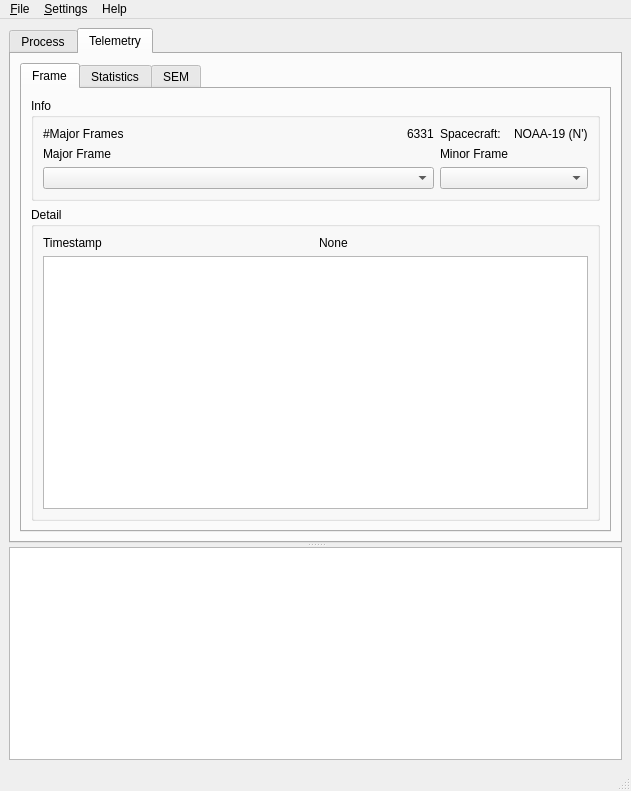
First picture: the form in src/gui/qtDesigner/Main.ui, repository Xeratec/NOAA-DSB, before the edit.
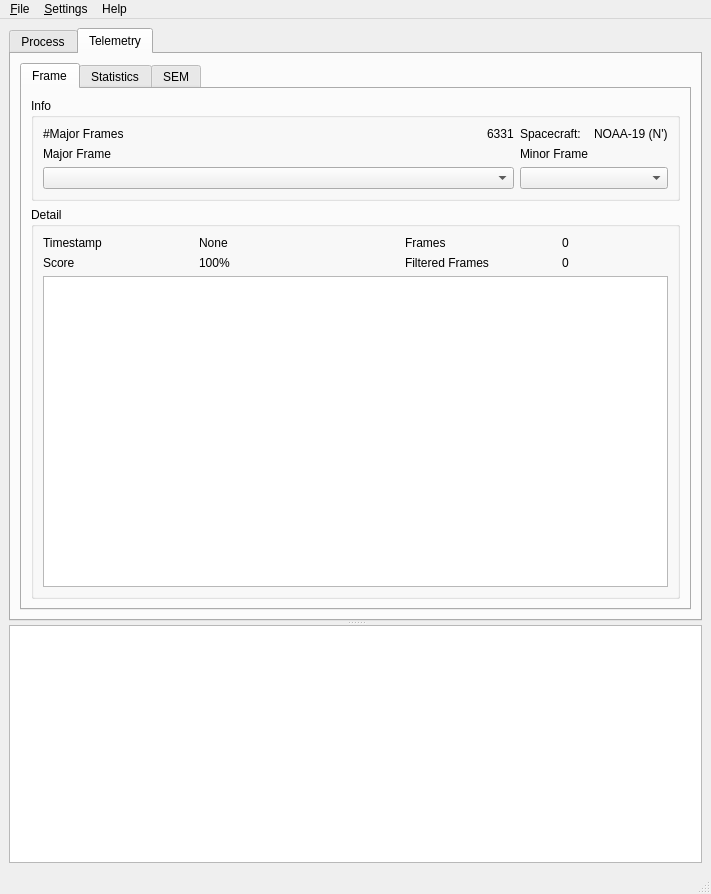
Second picture: the form after the edit.

Diff of the .ui file:
```diff
--- a/src/gui/qtDesigner/Main.ui
+++ b/src/gui/qtDesigner/Main.ui
@@ -6,8 +6,8 @@
    <rect>
     <x>0</x>
     <y>0</y>
-    <width>631</width>
-    <height>791</height>
+    <width>711</width>
+    <height>894</height>
    </rect>
   </property>
   <property name="windowTitle">
@@ -430,7 +430,7 @@
          <string>Telemetry</string>
         </attribute>
         <layout class="QGridLayout" name="gridLayout_4">
-         <item row="0" column="0">
+         <item row="1" column="0">
           <layout class="QVBoxLayout" name="vlTelemetry" stretch="0">
            <item>
             <widget class="QTabWidget" name="twTelemetry">
@@ -447,49 +447,49 @@
                  <property name="title">
                   <string>Info</string>
                  </property>
-                 <layout class="QGridLayout" name="gridLayout_10" rowstretch="0,0,0,0,0,0" columnstretch="3,0,0,0">
-                  <item row="2" column="0">
+                 <layout class="QGridLayout" name="gridLayout_10" rowstretch="0,0,0,0,0,0,0" columnstretch="3,0,0,0">
+                  <item row="3" column="0">
                    <widget class="QLabel" name="lFrameMajorFrame_2">
                     <property name="text">
                      <string>Major Frame</string>
                     </property>
                    </widget>
                   </item>
-                  <item row="2" column="2">
+                  <item row="3" column="2">
                    <widget class="QLabel" name="lFrameMinorFrame">
                     <property name="text">
                      <string>Minor Frame</string>
                     </property>
                    </widget>
                   </item>
-                  <item row="0" column="2">
+                  <item row="1" column="2">
                    <widget class="QLabel" name="lFrameSpacecraft">
                     <property name="text">
                      <string>Spacecraft:</string>
                     </property>
                    </widget>
                   </item>
-                  <item row="3" column="0" colspan="2">
+                  <item row="4" column="0" colspan="2">
                    <widget class="QComboBox" name="cbFrameMajorFrame"/>
                   </item>
-                  <item row="0" column="0">
+                  <item row="1" column="0">
                    <widget class="QLabel" name="lFrameMajorFrame">
                     <property name="text">
                      <string>#Major Frames</string>
                     </property>
                    </widget>
                   </item>
-                  <item row="0" column="3">
+                  <item row="1" column="3">
                    <widget class="QLabel" name="lFrameSpacecraftID">
                     <property name="text">
                      <string>NOAA-19 (N')</string>
                     </property>
                    </widget>
                   </item>
-                  <item row="3" column="2" colspan="2">
+                  <item row="4" column="2" colspan="2">
                    <widget class="QComboBox" name="cbFrameMinorFrame"/>
                   </item>
-                  <item row="0" column="1">
+                  <item row="1" column="1">
                    <widget class="QLabel" name="lFrameMajorFrameNum">
                     <property name="text">
                      <string>6331</string>
@@ -504,7 +504,10 @@
                  <property name="title">
                   <string>Detail</string>
                  </property>
-                 <layout class="QGridLayout" name="gridLayout_5">
+                 <layout class="QGridLayout" name="gridLayout_5" columnstretch="3,2,3,2,0" columnminimumwidth="0,200,0,0,0">
+                  <property name="sizeConstraint">
+                   <enum>QLayout::SetDefaultConstraint</enum>
+                  </property>
                   <item row="0" column="0">
                    <widget class="QLabel" name="lFrameTimestampText">
                     <property name="text">
@@ -512,6 +515,20 @@
                     </property>
                    </widget>
                   </item>
+                  <item row="1" column="1">
+                   <widget class="QLabel" name="lFrameScore">
+                    <property name="text">
+                     <string>100%</string>
+                    </property>
+                   </widget>
+                  </item>
+                  <item row="1" column="0">
+                   <widget class="QLabel" name="lFrameScoreText">
+                    <property name="text">
+                     <string>Score</string>
+                    </property>
+                   </widget>
+                  </item>
                   <item row="0" column="1">
                    <widget class="QLabel" name="lFrameTimestamp">
                     <property name="text">
@@ -519,8 +536,53 @@
                     </property>
                    </widget>
                   </item>
-                  <item row="3" column="0" colspan="2">
-                   <widget class="QTableView" name="tvFrameDetail"/>
+                  <item row="4" column="0" colspan="5">
+                   <widget class="QTextBrowser" name="textFrame">
+                    <property name="font">
+                     <font>
+                      <family>Bitstream Vera Sans Mono</family>
+                      <pointsize>10</pointsize>
+                     </font>
+                    </property>
+                    <property name="lineWrapMode">
+                     <enum>QTextEdit::NoWrap</enum>
+                    </property>
+                    <property name="html">
+                     <string>&lt;!DOCTYPE HTML PUBLIC &quot;-//W3C//DTD HTML 4.0//EN&quot; &quot;http://www.w3.org/TR/REC-html40/strict.dtd&quot;&gt;
+&lt;html&gt;&lt;head&gt;&lt;meta name=&quot;qrichtext&quot; content=&quot;1&quot; /&gt;&lt;style type=&quot;text/css&quot;&gt;
+p, li { white-space: pre-wrap; }
+&lt;/style&gt;&lt;/head&gt;&lt;body style=&quot; font-family:'Bitstream Vera Sans Mono'; font-size:10pt; font-weight:400; font-style:normal;&quot;&gt;
+&lt;p style=&quot;-qt-paragraph-type:empty; margin-top:0px; margin-bottom:0px; margin-left:0px; margin-right:0px; -qt-block-indent:0; text-indent:0px; font-family:'Bitstream Vera Sans'; font-size:12pt;&quot;&gt;&lt;br /&gt;&lt;/p&gt;&lt;/body&gt;&lt;/html&gt;</string>
+                    </property>
+                   </widget>
+                  </item>
+                  <item row="0" column="2">
+                   <widget class="QLabel" name="lFrameFramesText">
+                    <property name="text">
+                     <string>Frames</string>
+                    </property>
+                   </widget>
+                  </item>
+                  <item row="1" column="2">
+                   <widget class="QLabel" name="lFrameFilteredText">
+                    <property name="text">
+                     <string>Filtered Frames</string>
+                    </property>
+                   </widget>
+                  </item>
+                  <item row="1" column="3">
+                   <widget class="QLabel" name="lFrameFiltered">
+                    <property name="text">
+                     <string>0</string>
+                    </property>
+                   </widget>
+                  </item>
+                  <item row="0" column="3">
+                   <widget class="QLabel" name="lFrameFrames">
+                    <property name="text">
+                     <string>0</string>
+                    </property>
+                   </widget>
                   </item>
                  </layout>
                 </widget>
@@ -555,6 +617,18 @@
        </widget>
       </widget>
       <widget class="QPlainTextEdit" name="tbProcess">
+       <property name="enabled">
+        <bool>true</bool>
+       </property>
+       <property name="font">
+        <font>
+         <family>Bitstream Vera Sans Mono</family>
+         <pointsize>10</pointsize>
+         <weight>50</weight>
+         <italic>false</italic>
+         <bold>false</bold>
+        </font>
+       </property>
        <property name="readOnly">
         <bool>true</bool>
        </property>
@@ -571,7 +645,7 @@
     <rect>
      <x>0</x>
      <y>0</y>
-     <width>631</width>
+     <width>711</width>
      <height>24</height>
     </rect>
    </property>
```
Left out of the diff: 103 changed lines with no effect on the pictures.
